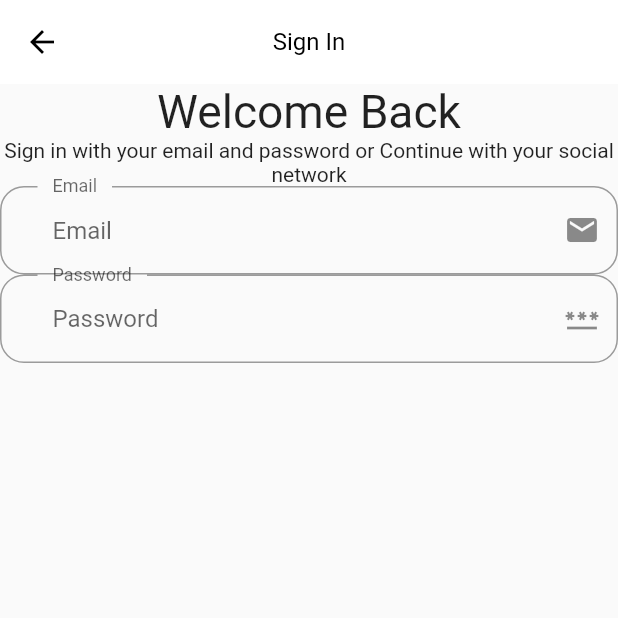
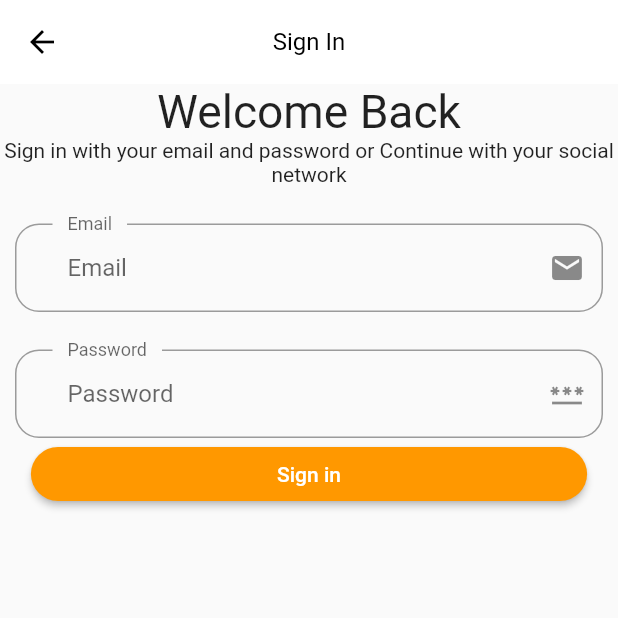
Before and after one commit to mehedi481/E-commerce-App-UI-Flutter, a Flutter app: the screen it shows after launch, after a tap on "Continue", on a phone screen of 412 x 824 dp, the top half of it. Run offline on Flutter 3.47's test engine with Material 2 defaults, Android fonts, the phone set to English and light mode, and no system bars; our stand-ins replace google_fonts.

Commit message:
button added

```diff
--- a/lib/components/textFormField.dart
+++ b/lib/components/textFormField.dart
@@ -15,6 +15,9 @@ class _CustomTextFormFieldState extends State<CustomTextFormField> {
         EmailTextField(
           text: "Email",
           icon: Icon(Icons.email),
+        ),
+        SizedBox(
+          height: 25,
         ),
         PasswordTextField(
           text: "Password",
--- a/lib/pages/signIn_page/components/body.dart
+++ b/lib/pages/signIn_page/components/body.dart
@@ -1,5 +1,6 @@
 import 'package:e_commerce_app_ui/components/textFormField.dart';
 import 'package:e_commerce_app_ui/helpers/size_config/size_config.dart';
+import 'package:e_commerce_app_ui/helpers/themes/themes.dart';
 import 'package:flutter/material.dart';
 
 class Body extends StatelessWidget {
@@ -24,7 +25,31 @@ class Body extends StatelessWidget {
             "Sign in with your email and password or Continue with your social network",
             textAlign: TextAlign.center,
           ),
-          CustomTextFormField(),
+          Padding(
+            padding: const EdgeInsets.only(
+              left: 10,
+              right: 10,
+              top: 25,
+            ),
+            child: CustomTextFormField(),
+          ),
+          SizedBox(
+            width: ScreenSize.width * 0.9,
+            child: ElevatedButton(
+              style: ButtonStyle(
+                backgroundColor: MaterialStateProperty.all<Color>(
+                  kPrimaryColor,
+                ),
+                shape: MaterialStateProperty.all<RoundedRectangleBorder>(
+                  RoundedRectangleBorder(
+                    borderRadius: BorderRadius.circular(25),
+                  ),
+                ),
+              ),
+              onPressed: () {},
+              child: Text("Sign in"),
+            ),
+          )
         ],
       ),
     ));
```
